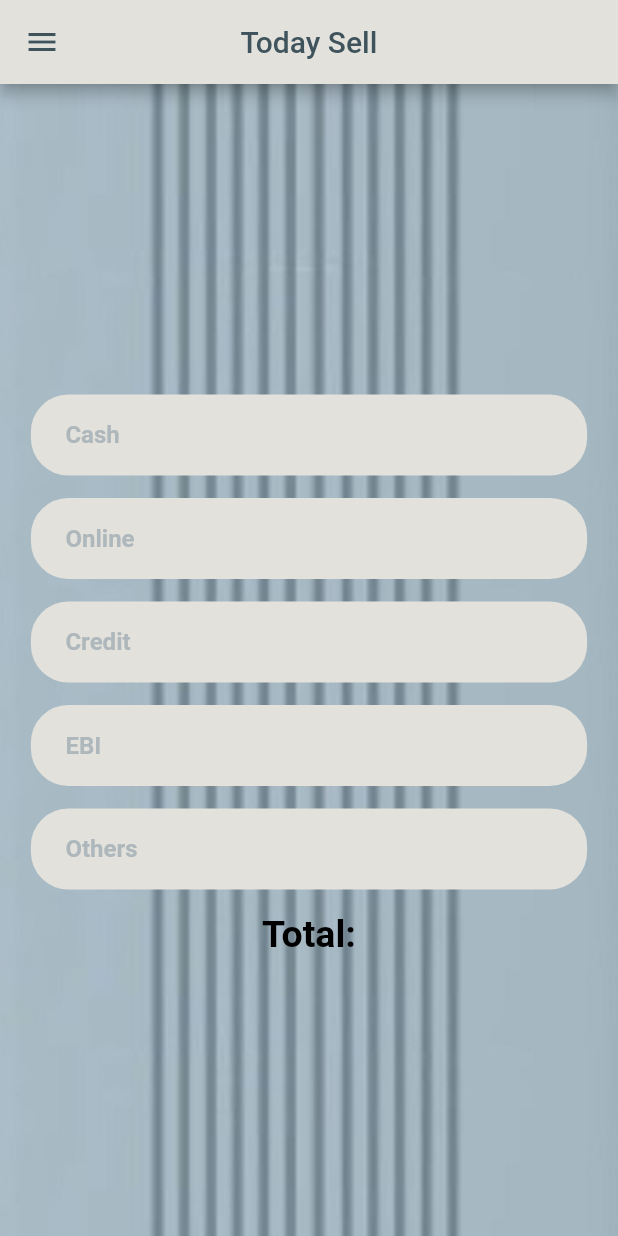
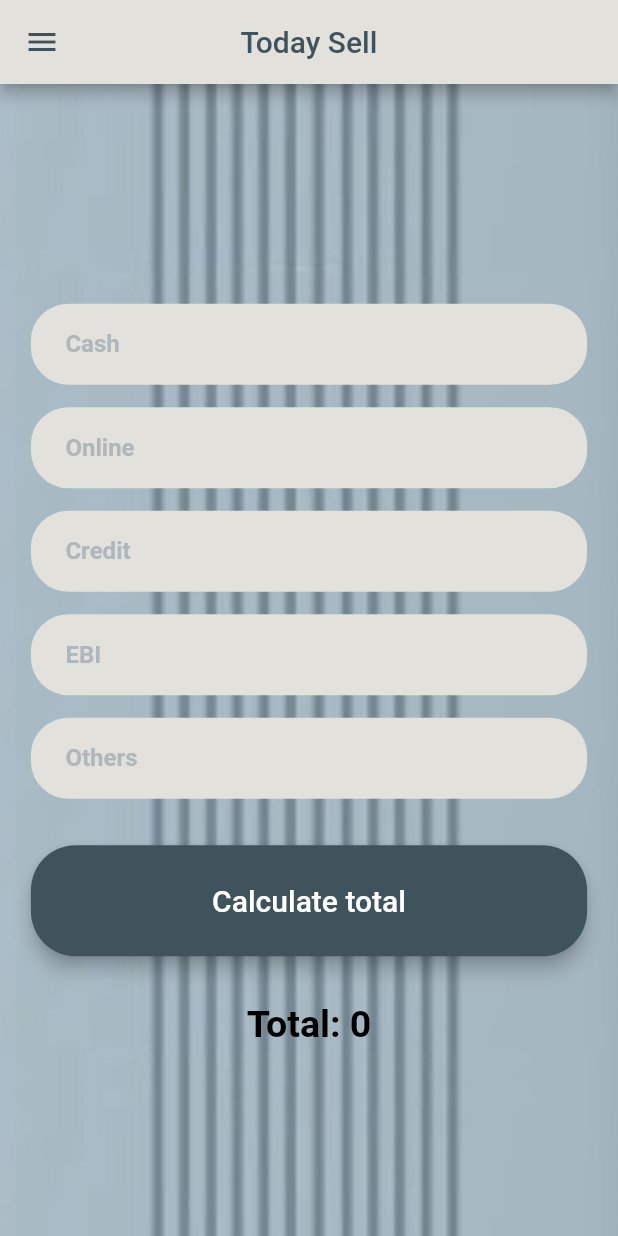
Before and after one commit to tawhidularefindcc/specialCalculator, a Flutter app: the TodaySellScreen screen opened directly, on a phone screen of 412 x 824 dp. Run offline on Flutter 3.47's test engine with Material 2 defaults, Android fonts, the light colour scheme and no system bars; our stand-ins replace get.

Commit message:
Added: calculation to other pages

```diff
--- a/lib/views/biller_paid_out_screen.dart
+++ b/lib/views/biller_paid_out_screen.dart
@@ -5,9 +5,14 @@ import 'package:specialcalculator/util/colors.dart';
 import '/util/custom_text_field_container.dart';
 import '/drawer/panel1_drawer.dart';
 
-class BillerPaidOut extends StatelessWidget {
+class BillerPaidOut extends StatefulWidget {
   const BillerPaidOut({Key? key}) : super(key: key);
 
+  @override
+  State<BillerPaidOut> createState() => _BillerPaidOutState();
+}
+
+class _BillerPaidOutState extends State<BillerPaidOut> {
   @override
   Widget build(BuildContext context) {
     return SafeArea(
--- a/lib/views/panel1_primary.dart
+++ b/lib/views/panel1_primary.dart
@@ -86,17 +86,21 @@ class _Panel1PrimaryScreenState extends State<Panel1PrimaryScreen> {
                       onpressedd: () {
                         lot1.text.isEmpty?
                         setState(() {
+                          itemCount = 2;
                           totalPrice = (int.parse(lot2.text)+int.parse(lot3.text));
                         }):
                         lot2.text.isEmpty?
                         setState(() {
+                          itemCount = 2;
                           totalPrice = (int.parse(lot1.text)+int.parse(lot3.text));
                         }):
                         lot3.text.isEmpty?
                         setState(() {
+                          itemCount = 2;
                           totalPrice = (int.parse(lot1.text)+int.parse(lot2.text));
                         }):
                         setState(() {
+                          itemCount = 3;
                           totalPrice = (int.parse(lot1.text)+int.parse(lot2.text)+int.parse(lot3.text));
                         });
                       },
--- a/lib/views/panel1_secondry.dart
+++ b/lib/views/panel1_secondry.dart
@@ -36,6 +36,7 @@ class _Panel1SecondryScreenState extends State<Panel1SecondryScreen> {
         ),
         drawer: const CustomPanel1Drawer(),
         body: Container(
+          height: Get.height,
           width: Get.width * 1,
           decoration: const BoxDecoration(
             image: DecorationImage(
@@ -76,6 +77,7 @@ class _Panel1SecondryScreenState extends State<Panel1SecondryScreen> {
                       name: 'Add Product',
                       onpressedd: () {
                           setState(() {
+                          itemCount = 2;
                           totalPrice = (int.parse(lot1.text)+int.parse(lot2.text));
                         });
                       },
--- a/lib/views/today_sell_screen.dart
+++ b/lib/views/today_sell_screen.dart
@@ -1,12 +1,25 @@
 import 'package:flutter/material.dart';
 import 'package:get/get.dart';
+import 'package:specialcalculator/util/buttonusage.dart';
 import 'package:specialcalculator/util/colors.dart';
 
 import '/util/custom_text_field_container.dart';
 import '/drawer/panel1_drawer.dart';
 
-class TodaySellScreen extends StatelessWidget {
+class TodaySellScreen extends StatefulWidget {
   const TodaySellScreen({Key? key}) : super(key: key);
+
+  @override
+  State<TodaySellScreen> createState() => _TodaySellScreenState();
+}
+
+class _TodaySellScreenState extends State<TodaySellScreen> {
+  var total = 0;
+  TextEditingController cash = TextEditingController();
+  TextEditingController online = TextEditingController();
+  TextEditingController credit = TextEditingController();
+  TextEditingController ebi = TextEditingController();
+  TextEditingController other = TextEditingController();
 
   @override
   Widget build(BuildContext context) {
@@ -39,43 +52,60 @@ class TodaySellScreen extends StatelessWidget {
             child: SingleChildScrollView(
               child: Column(
                 crossAxisAlignment: CrossAxisAlignment.center,
-                children: const [
-                  SizedBox(
+                children: [
+                  const SizedBox(
                     height: 20,
                   ),
                   CustomTextFieldContainer(
                     hintText: 'Cash',
+                    controller: cash,
                   ),
-                  SizedBox(
+                  const SizedBox(
                     height: 15,
                   ),
                   CustomTextFieldContainer(
                     hintText: 'Online',
+                    controller: online,
                   ),
-                  SizedBox(
+                  const SizedBox(
                     height: 15,
                   ),
                   CustomTextFieldContainer(
                     hintText: 'Credit',
+                    controller: credit,
                   ),
-                  SizedBox(
+                  const SizedBox(
                     height: 15,
                   ),
                   CustomTextFieldContainer(
                     hintText: 'EBI',
+                    controller: ebi,
                   ),
-                  SizedBox(
+                  const SizedBox(
                     height: 15,
                   ),
                   CustomTextFieldContainer(
                     hintText: 'Others',
+                    controller: other,
                   ),
-                  SizedBox(
+                  const SizedBox(
                     height: 15,
                   ),
+                  Buttonusage(
+                      colour: AppColors.buttoncolors,
+                      name: 'Calculate total',
+                      onpressedd: () {
+                          setState(() {
+                          total = (int.parse(cash.text)+int.parse(online.text)+int.parse(credit.text)+int.parse(ebi.text)+int.parse(other.text));
+                        });
+                      },
+                    ),
+                const SizedBox(
+                  height: 15,
+                ),
                   Text(
-                    'Total:',
-                    style: TextStyle(
+                    'Total: $total',
+                    style: const TextStyle(
                       color: Colors.black,
                       fontSize: 25,
                       fontWeight: FontWeight.bold,
```
